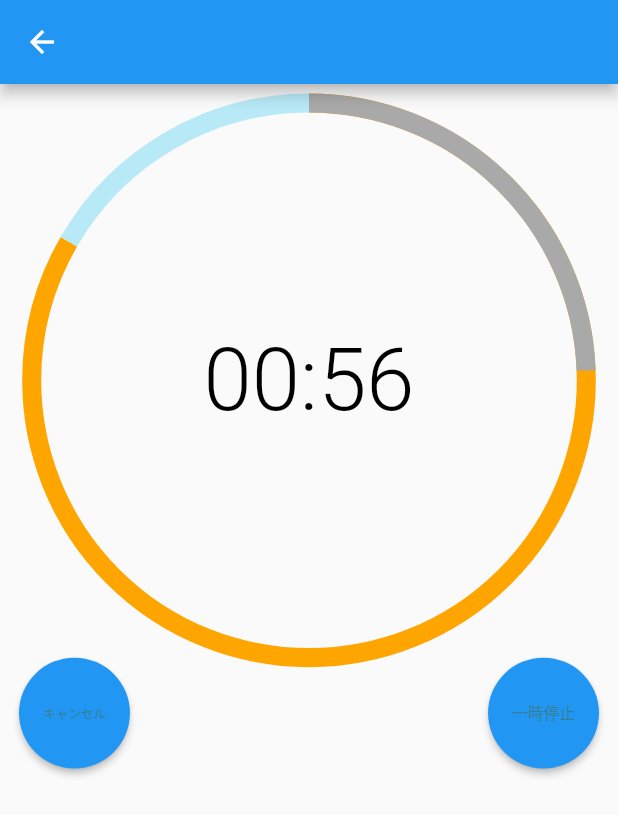
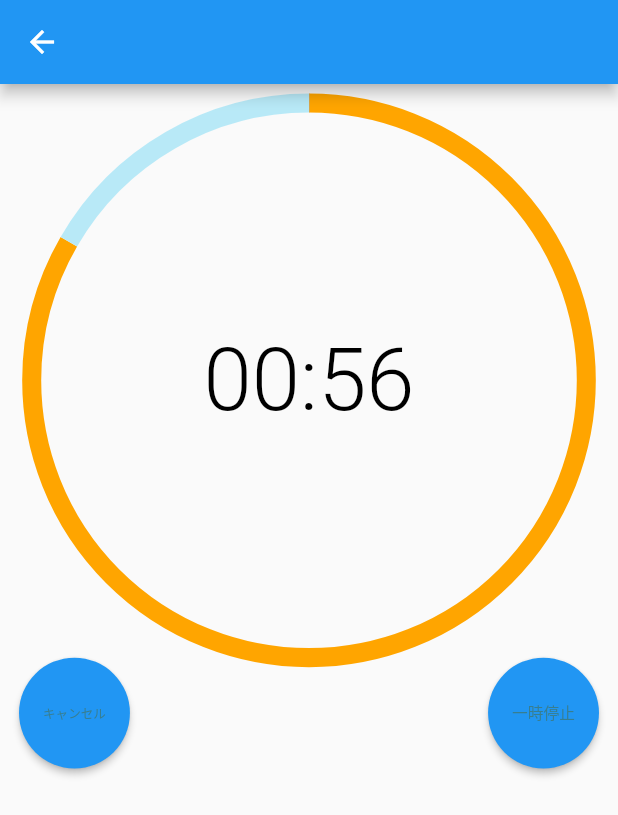
Before and after one commit to Issei-Hiramatsu/sakura-simulation, a Flutter app: the PomodoroTimerPage screen opened directly, after a tap on "キャンセル", after a tap on "一時停止", on a phone screen of 412 x 824 dp. Shown: the top 815 px of the screen. Run offline on Flutter 3.47's test engine with Material 2 defaults, Android fonts, the phone set to English and light mode, and no system bars; drawn by our look-alikes of fl_chart; our stand-ins replace flutter_hooks, flutter_screenutil, freezed_annotation, hooks_riverpod.

Commit message:
update: change to secound dont need some works

```diff
--- a/mobile/lib/component/local/todo_and_timer_app/timer/pomodoro_timer/pomodoro_timer.dart
+++ b/mobile/lib/component/local/todo_and_timer_app/timer/pomodoro_timer/pomodoro_timer.dart
@@ -39,8 +39,7 @@ class PomodoroTimerState extends ConsumerState {
     timer = Timer.periodic(const Duration(seconds: 1), (timer) {
       final remain = createTime.difference(DateTime.now());
       if (remain > Duration.zero) {
-        ref.read(cooperationTimerProvider.notifier).state =
-            remain.inMilliseconds;
+        ref.read(cooperationTimerProvider.notifier).state = remain.inSeconds;
       }
     });
   }
@@ -49,7 +48,7 @@ class PomodoroTimerState extends ConsumerState {
   Widget build(BuildContext context) {
     final timer = ref.watch(cooperationTimerProvider);
     final displayTime =
-        Duration(milliseconds: timer).toString().substring(2, 7); //タイマーの領域を指定する
+        Duration(seconds: timer).toString().substring(2, 7); //タイマーの領域を指定する
     return Column(
       crossAxisAlignment: CrossAxisAlignment.center,
       children: [
```
